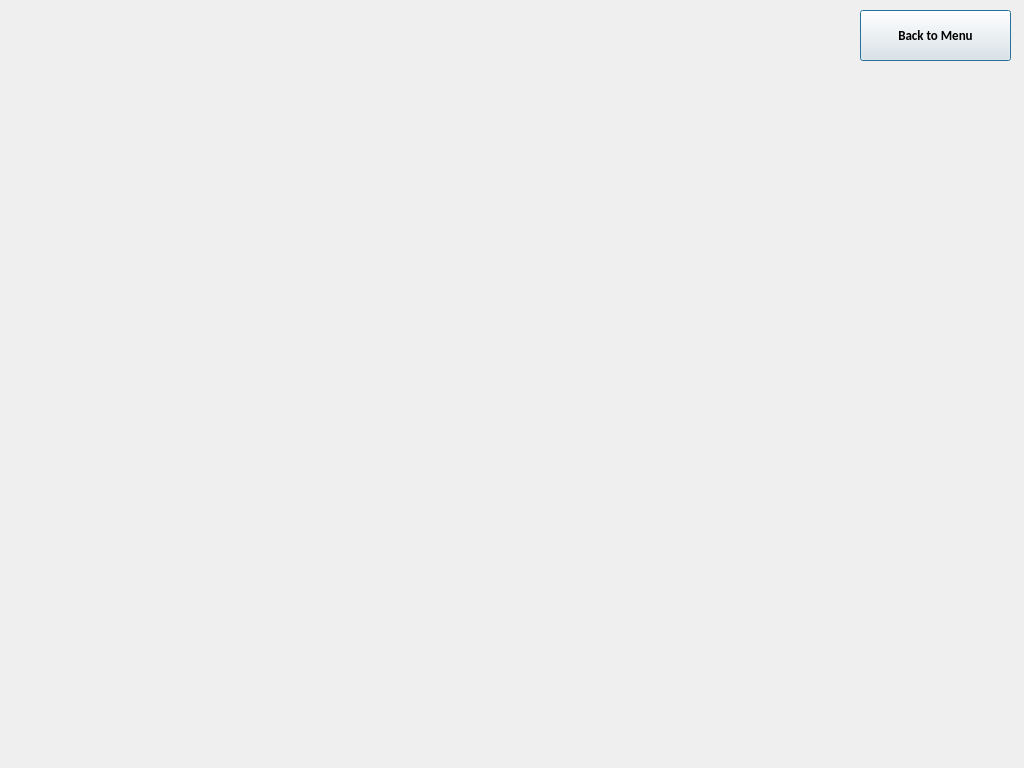
The window that barcode.ui (fyc0707/COTS) describes before a commit, drawn with Qt 5.
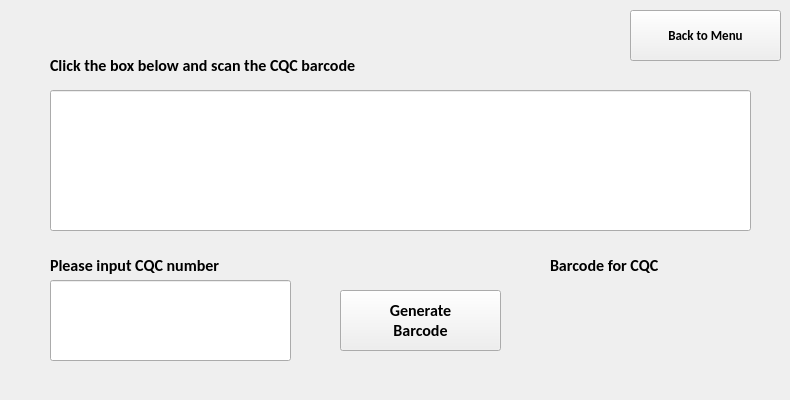
The same window after the commit. Icons and pictures are not drawn.

Commit message: Finish Barcode Scanner Module

What changed in the file:
```diff
--- a/barcode.ui
+++ b/barcode.ui
@@ -6,20 +6,20 @@
    <rect>
     <x>0</x>
     <y>0</y>
-    <width>1024</width>
-    <height>768</height>
+    <width>790</width>
+    <height>400</height>
    </rect>
   </property>
   <property name="minimumSize">
    <size>
-    <width>1024</width>
-    <height>768</height>
+    <width>790</width>
+    <height>400</height>
    </size>
   </property>
   <property name="maximumSize">
    <size>
-    <width>1024</width>
-    <height>768</height>
+    <width>790</width>
+    <height>400</height>
    </size>
   </property>
   <property name="windowTitle">
@@ -29,10 +29,10 @@
    <iconset resource="barcode_resource.qrc">
     <normaloff>:/Icon/resources/img/Scanner.png</normaloff>:/Icon/resources/img/Scanner.png</iconset>
   </property>
-  <widget class="QPushButton" name="pushButton">
+  <widget class="QPushButton" name="backButton">
    <property name="geometry">
     <rect>
-     <x>860</x>
+     <x>630</x>
      <y>10</y>
      <width>151</width>
      <height>51</height>
@@ -47,12 +47,182 @@
     </font>
    </property>
    <property name="focusPolicy">
-    <enum>Qt::ClickFocus</enum>
+    <enum>Qt::NoFocus</enum>
    </property>
    <property name="text">
     <string>Back to Menu</string>
    </property>
   </widget>
+  <widget class="QLineEdit" name="cqcnumInput">
+   <property name="geometry">
+    <rect>
+     <x>50</x>
+     <y>280</y>
+     <width>241</width>
+     <height>81</height>
+    </rect>
+   </property>
+   <property name="font">
+    <font>
+     <family>Calibri</family>
+     <pointsize>28</pointsize>
+     <weight>75</weight>
+     <bold>true</bold>
+    </font>
+   </property>
+   <property name="focusPolicy">
+    <enum>Qt::ClickFocus</enum>
+   </property>
+   <property name="text">
+    <string/>
+   </property>
+   <property name="maxLength">
+    <number>7</number>
+   </property>
+   <property name="alignment">
+    <set>Qt::AlignCenter</set>
+   </property>
+  </widget>
+  <widget class="QPushButton" name="barcodeGenButton">
+   <property name="geometry">
+    <rect>
+     <x>340</x>
+     <y>290</y>
+     <width>161</width>
+     <height>61</height>
+    </rect>
+   </property>
+   <property name="font">
+    <font>
+     <family>Calibri</family>
+     <pointsize>12</pointsize>
+     <weight>75</weight>
+     <bold>true</bold>
+    </font>
+   </property>
+   <property name="focusPolicy">
+    <enum>Qt::NoFocus</enum>
+   </property>
+   <property name="text">
+    <string>Generate
+Barcode</string>
+   </property>
+  </widget>
+  <widget class="QLineEdit" name="cqcnumOutput">
+   <property name="geometry">
+    <rect>
+     <x>50</x>
+     <y>90</y>
+     <width>701</width>
+     <height>141</height>
+    </rect>
+   </property>
+   <property name="font">
+    <font>
+     <family>Calibri</family>
+     <pointsize>60</pointsize>
+     <weight>75</weight>
+     <bold>true</bold>
+    </font>
+   </property>
+   <property name="focusPolicy">
+    <enum>Qt::StrongFocus</enum>
+   </property>
+   <property name="text">
+    <string/>
+   </property>
+   <property name="maxLength">
+    <number>7</number>
+   </property>
+   <property name="alignment">
+    <set>Qt::AlignLeading|Qt::AlignLeft|Qt::AlignVCenter</set>
+   </property>
+   <property name="clearButtonEnabled">
+    <bool>true</bool>
+   </property>
+  </widget>
+  <widget class="QLabel" name="inputLabel">
+   <property name="geometry">
+    <rect>
+     <x>50</x>
+     <y>250</y>
+     <width>241</width>
+     <height>31</height>
+    </rect>
+   </property>
+   <property name="font">
+    <font>
+     <family>Calibri</family>
+     <pointsize>12</pointsize>
+     <weight>75</weight>
+     <bold>true</bold>
+    </font>
+   </property>
+   <property name="text">
+    <string>Please input CQC number</string>
+   </property>
+  </widget>
+  <widget class="QLabel" name="barcodeLabel">
+   <property name="geometry">
+    <rect>
+     <x>550</x>
+     <y>250</y>
+     <width>191</width>
+     <height>31</height>
+    </rect>
+   </property>
+   <property name="font">
+    <font>
+     <family>Calibri</family>
+     <pointsize>12</pointsize>
+     <weight>75</weight>
+     <bold>true</bold>
+    </font>
+   </property>
+   <property name="text">
+    <string>Barcode for CQC</string>
+   </property>
+  </widget>
+  <widget class="QLabel" name="label">
+   <property name="geometry">
+    <rect>
+     <x>50</x>
+     <y>50</y>
+     <width>401</width>
+     <height>31</height>
+    </rect>
+   </property>
+   <property name="font">
+    <font>
+     <family>Calibri</family>
+     <pointsize>12</pointsize>
+     <weight>75</weight>
+     <bold>true</bold>
+    </font>
+   </property>
+   <property name="text">
+    <string>Click the box below and scan the CQC barcode</string>
+   </property>
+   <property name="wordWrap">
+    <bool>true</bool>
+   </property>
+  </widget>
+  <widget class="QLabel" name="barcodeDisplay">
+   <property name="geometry">
+    <rect>
+     <x>550</x>
+     <y>280</y>
+     <width>201</width>
+     <height>81</height>
+    </rect>
+   </property>
+   <property name="frameShape">
+    <enum>QFrame::NoFrame</enum>
+   </property>
+   <property name="text">
+    <string/>
+   </property>
+  </widget>
  </widget>
  <resources>
   <include location="barcode_resource.qrc"/>
```
Left out of the diff: 4 changed lines with no effect on the pictures. The commit also changes 5 other files.
